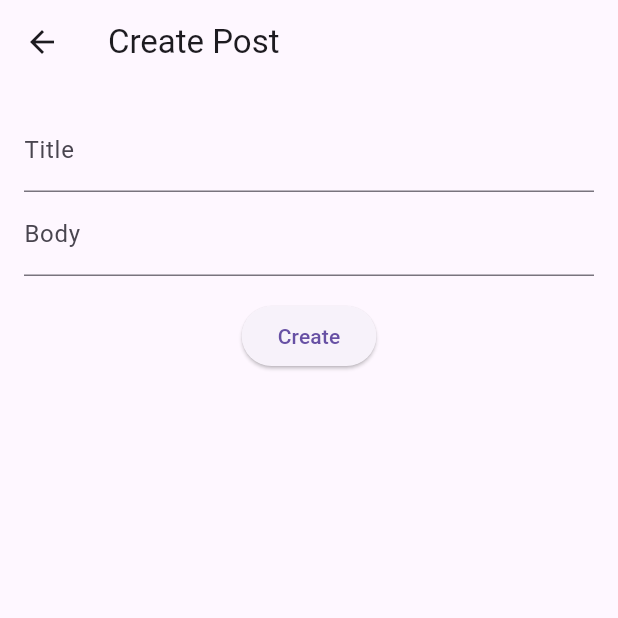
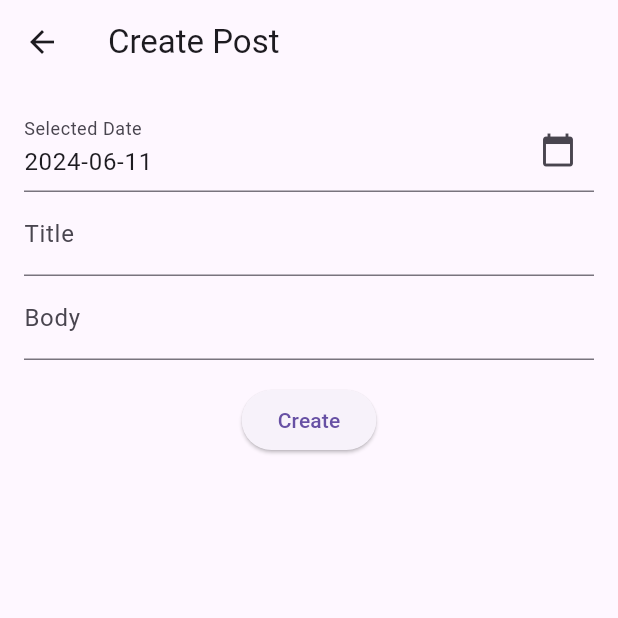
Before and after one commit to bastomiadi/belajar_flutter_bloc, a Flutter app: the PostFormScreen screen opened directly, on a phone screen of 412 x 824 dp, the top half of it. Run offline on Flutter 3.47's test engine with Material 3 defaults, Android fonts, the phone set to English and light mode, and no system bars; our stand-ins replace equatable, flutter_bloc, shimmer; network calls fail.

Commit message:
add datepicker ui state management with bloc in post form screen

```diff
--- a/lib/bloc/datepicker_bloc.dart
+++ b/lib/bloc/datepicker_bloc.dart
@@ -18,9 +18,9 @@ import 'datepicker_event.dart';
 import 'datepicker_state.dart';
 
 class DatePickerBloc extends Bloc<DatePickerEvent, DatePickerState> {
-  DatePickerBloc() : super(DatePickerInitial(DateTime.now())) {
-    on<SelectDate>((event, emit) {
-      emit(DatePickerSelected(event.selectedDate));
+  DatePickerBloc() : super(DatePickerState(selectedDate: DateTime.now())) {
+    on<DateChanged>((event, emit) {
+      emit(DatePickerState(selectedDate: event.date));
     });
   }
 }
--- a/lib/bloc/datepicker_event.dart
+++ b/lib/bloc/datepicker_event.dart
@@ -6,8 +6,8 @@
 // datepicker_event.dart
 abstract class DatePickerEvent {}
 
-class SelectDate extends DatePickerEvent {
-  final DateTime selectedDate;
+class DateChanged extends DatePickerEvent {
+  final DateTime date;
 
-  SelectDate(this.selectedDate);
+  DateChanged(this.date);
 }
--- a/lib/bloc/datepicker_state.dart
+++ b/lib/bloc/datepicker_state.dart
@@ -6,16 +6,8 @@
 // final class DatepickerInitial extends DatepickerState {}
 
 // datepicker_state.dart
-abstract class DatePickerState {}
-
-class DatePickerInitial extends DatePickerState {
-  final DateTime initialDate;
-
-  DatePickerInitial(this.initialDate);
-}
-
-class DatePickerSelected extends DatePickerState {
+class DatePickerState {
   final DateTime selectedDate;
 
-  DatePickerSelected(this.selectedDate);
+  DatePickerState({required this.selectedDate});
 }
--- a/lib/bloc/status_bloc.dart
+++ b/lib/bloc/status_bloc.dart
@@ -18,7 +18,7 @@ import 'status_event.dart';
 import 'status_state.dart';
 
 class StatusBloc extends Bloc<StatusEvent, StatusState> {
-  StatusBloc() : super(StatusState()) {
+  StatusBloc() : super(const StatusState()) {
     on<StatusSelected>(_onStatusSelected);
   }
 
--- a/lib/bloc/status_state.dart
+++ b/lib/bloc/status_state.dart
@@ -10,7 +10,7 @@ import 'package:equatable/equatable.dart';
 class StatusState extends Equatable {
   final String? selectedStatus;
 
-  StatusState({this.selectedStatus});
+  const StatusState({this.selectedStatus});
 
   @override
   List<Object?> get props => [selectedStatus ?? ''];
--- a/lib/screens/post_form_screen.dart
+++ b/lib/screens/post_form_screen.dart
@@ -1,5 +1,6 @@
 import 'package:flutter/material.dart';
 import 'package:flutter_bloc/flutter_bloc.dart';
+import 'package:intl/intl.dart';
 
 // import 'package:intl/intl.dart'; // For date formatting
 import '../bloc/datepicker_bloc.dart';
@@ -97,6 +98,8 @@ class _PostFormScreenState extends State<PostFormScreen> {
 
   @override
   Widget build(BuildContext context) {
+    final _bloc = context.read<DatePickerBloc>();
+
     return Scaffold(
       appBar: AppBar(
         title: Text(widget.post == null ? 'Create Post' : 'Update Post'),
@@ -124,6 +127,31 @@ class _PostFormScreenState extends State<PostFormScreen> {
             key: _formKey,
             child: Column(
               children: [
+                BlocBuilder<DatePickerBloc, DatePickerState>(
+                  builder: (context, state) {
+                    return TextFormField(
+                      controller: TextEditingController(
+                        text: DateFormat('yyyy-MM-dd').format(state.selectedDate),
+                      ),
+                      decoration: InputDecoration(
+                        labelText: 'Selected Date',
+                        suffixIcon: Icon(Icons.calendar_today),
+                      ),
+                      readOnly: true,
+                      onTap: () async {
+                        DateTime? picked = await showDatePicker(
+                          context: context,
+                          initialDate: state.selectedDate,
+                          firstDate: DateTime(2000),
+                          lastDate: DateTime(2100),
+                        );
+                        if (picked != null && picked != state.selectedDate) {
+                          _bloc.add(DateChanged(picked));
+                        }
+                      },
+                    );
+                  },
+                ),
                 TextFormField(
                   initialValue: _title,
                   decoration: const InputDecoration(labelText: 'Title'),
```
